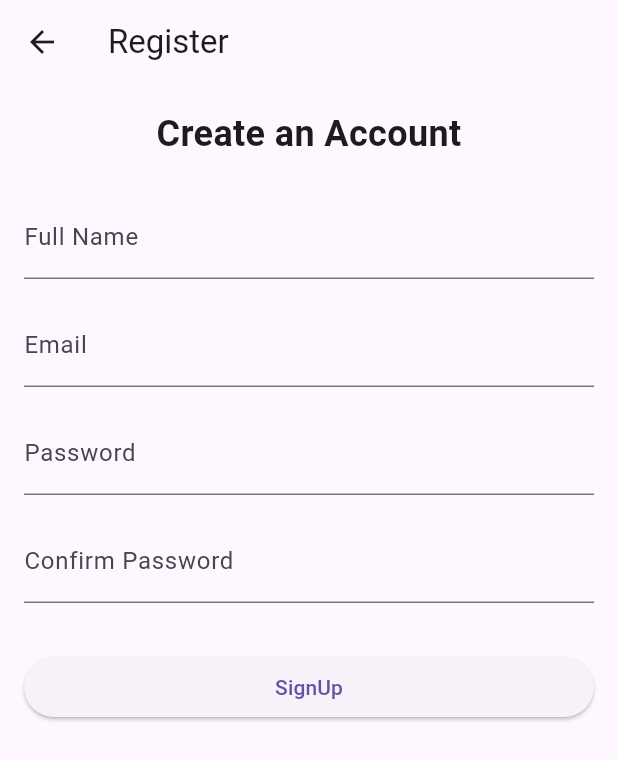
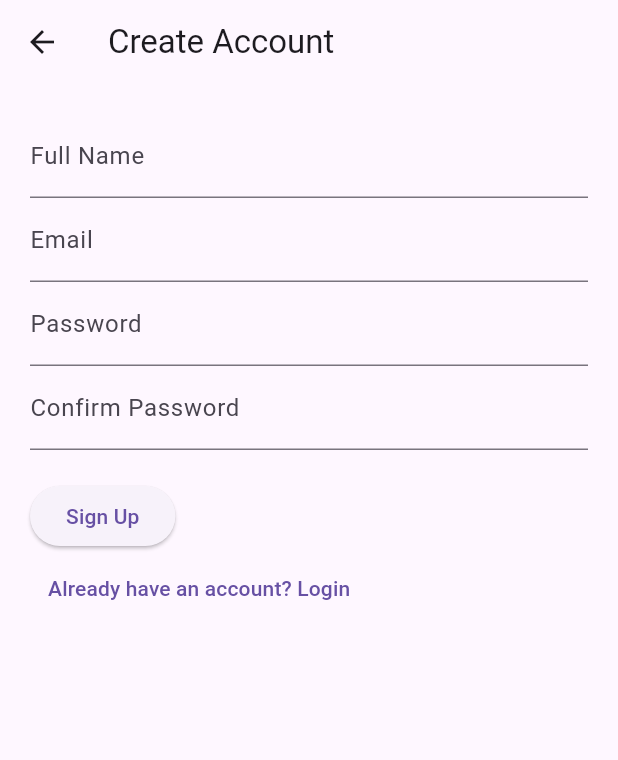
Before and after one commit to Mohitkhanal007/Grocery_store_app, a Flutter app: the SignupScreen screen opened directly, on a phone screen of 412 x 824 dp. Shown: the top 760 px of the screen. Run offline on Flutter 3.47's test engine with Material 3 defaults, Android fonts, the phone set to English and light mode, and no system bars.

Commit message:
Designed and implemented Signup screen UI

```diff
--- a/my_flutter_app/lib/screens/signup_screen.dart
+++ b/my_flutter_app/lib/screens/signup_screen.dart
@@ -1,97 +1,45 @@
 import 'package:flutter/material.dart';
 
-class SignupScreen extends StatefulWidget {
+class SignupScreen extends StatelessWidget {
   const SignupScreen({super.key});
-
-  @override
-  State<SignupScreen> createState() => _SignupScreenState();
-}
-
-class _SignupScreenState extends State<SignupScreen> {
-  final _formKey = GlobalKey<FormState>();
-  final _passwordController = TextEditingController();
-
-  String? _validateEmail(String? value) {
-    if (value == null || value.isEmpty) {
-      return 'Email is required';
-    }
-    final emailRegex = RegExp(r'^[\w-\.]+@([\w-]+\.)+[\w]{2,4}$');
-    if (!emailRegex.hasMatch(value)) {
-      return 'Enter a valid email';
-    }
-    return null;
-  }
-
-  String? _validatePassword(String? value) {
-    if (value == null || value.length < 6) {
-      return 'Password must be at least 6 characters';
-    }
-    return null;
-  }
-
-  String? _validateConfirmPassword(String? value) {
-    if (value != _passwordController.text) {
-      return 'Passwords do not match';
-    }
-    return null;
-  }
-
-  void _submitForm() {
-    if (_formKey.currentState!.validate()) {
-      // Do signup logic here (e.g. send to backend)
-      ScaffoldMessenger.of(context).showSnackBar(
-        const SnackBar(content: Text('Registration Successful!')),
-      );
-    }
-  }
 
   @override
   Widget build(BuildContext context) {
     return Scaffold(
-      appBar: AppBar(title: const Text('Register')),
+      appBar: AppBar(title: const Text('Create Account')),
       body: Padding(
-        padding: const EdgeInsets.all(16.0),
-        child: Form(
-          key: _formKey,
-          child: ListView(
+        padding: const EdgeInsets.all(20),
+        child: Column(
+          crossAxisAlignment: CrossAxisAlignment.start,
           children: [
-              const Text(
-                'Create an Account',
-                style: TextStyle(fontSize: 24, fontWeight: FontWeight.bold),
-                textAlign: TextAlign.center,
+            const TextField(
+              decoration: InputDecoration(labelText: 'Full Name'),
             ),
-              const SizedBox(height: 24),
-              TextFormField(
-                decoration: const InputDecoration(labelText: 'Full Name'),
-                validator: (value) =>
-                value == null || value.isEmpty ? 'Full Name is required' : null,
+            const TextField(
+              decoration: InputDecoration(labelText: 'Email'),
             ),
-              const SizedBox(height: 16),
-              TextFormField(
-                decoration: const InputDecoration(labelText: 'Email'),
-                validator: _validateEmail,
-                keyboardType: TextInputType.emailAddress,
+            const TextField(
+              obscureText: true,
+              decoration: InputDecoration(labelText: 'Password'),
             ),
-              const SizedBox(height: 16),
-              TextFormField(
-                controller: _passwordController,
-                decoration: const InputDecoration(labelText: 'Password'),
+            const TextField(
               obscureText: true,
-                validator: _validatePassword,
+              decoration: InputDecoration(labelText: 'Confirm Password'),
             ),
-              const SizedBox(height: 16),
-              TextFormField(
-                decoration: const InputDecoration(labelText: 'Confirm Password'),
-                obscureText: true,
-                validator: _validateConfirmPassword,
+            const SizedBox(height: 20),
+            ElevatedButton(
+              onPressed: () {
+                Navigator.pushReplacementNamed(context, '/dashboard');
+              },
+              child: const Text('Sign Up'),
             ),
-              const SizedBox(height: 32),
-              ElevatedButton(
-                onPressed: _submitForm,
-                child: const Text('SignUp'),
+            TextButton(
+              onPressed: () {
+                Navigator.pushReplacementNamed(context, '/login');
+              },
+              child: const Text('Already have an account? Login'),
             ),
           ],
-          ),
         ),
       ),
     );
```
Lines whose indentation alone changed are shown as unchanged.
